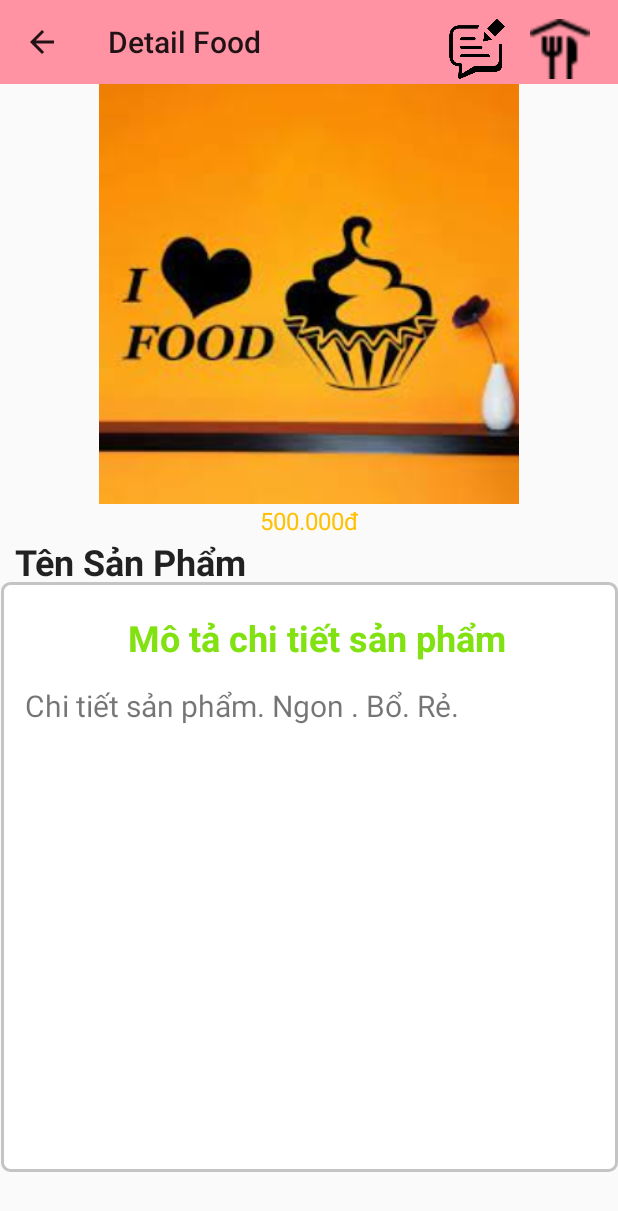
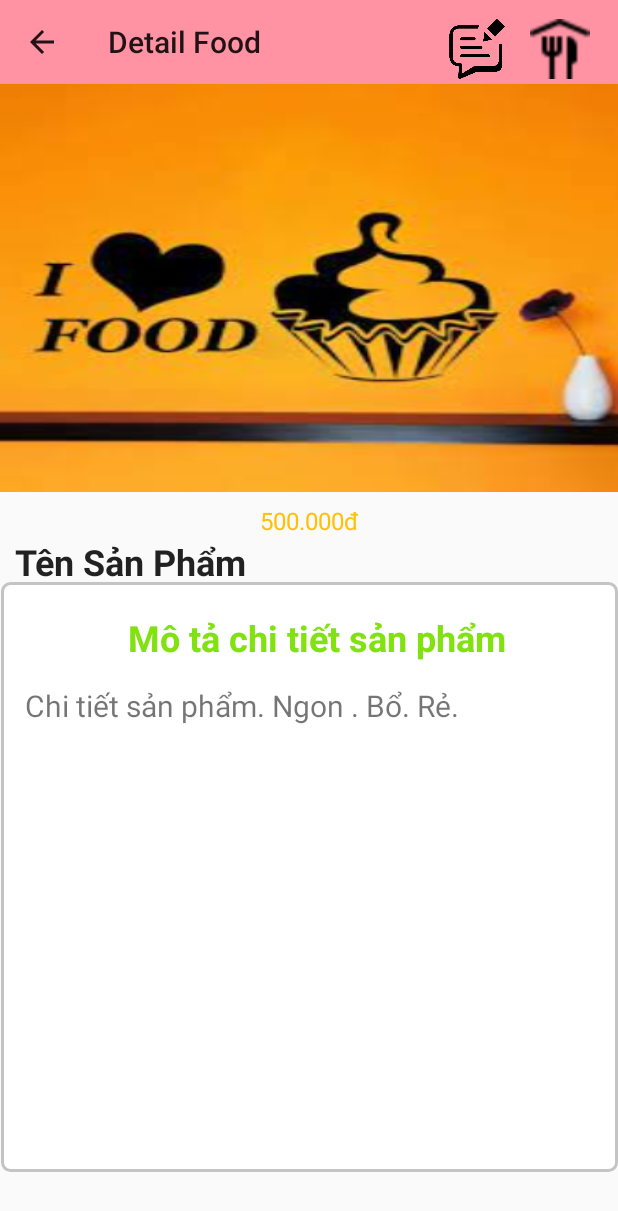
Before and after one commit to Prm392group4/FoodWar, an Android app: the DetailFood screen opened directly, with no data from a screen before it, on a phone screen of 412 x 824 dp. Shown: the top 1211 px of the screen. Run offline under Robolectric (Android 15) with nearby library versions, the phone set to English and light mode, and no system bars.

```diff
--- a/app/src/main/res/layout/activity_detail_food.xml
+++ b/app/src/main/res/layout/activity_detail_food.xml
@@ -65,6 +65,8 @@
             android:id="@+id/imageView"
             android:layout_width="match_parent"
             android:layout_height="280dp"
+            android:scaleType="fitXY"
+            android:paddingBottom="8dp"
             app:layout_constraintEnd_toEndOf="parent"
             app:layout_constraintStart_toStartOf="parent"
             app:srcCompat="@drawable/img_food" />
```
